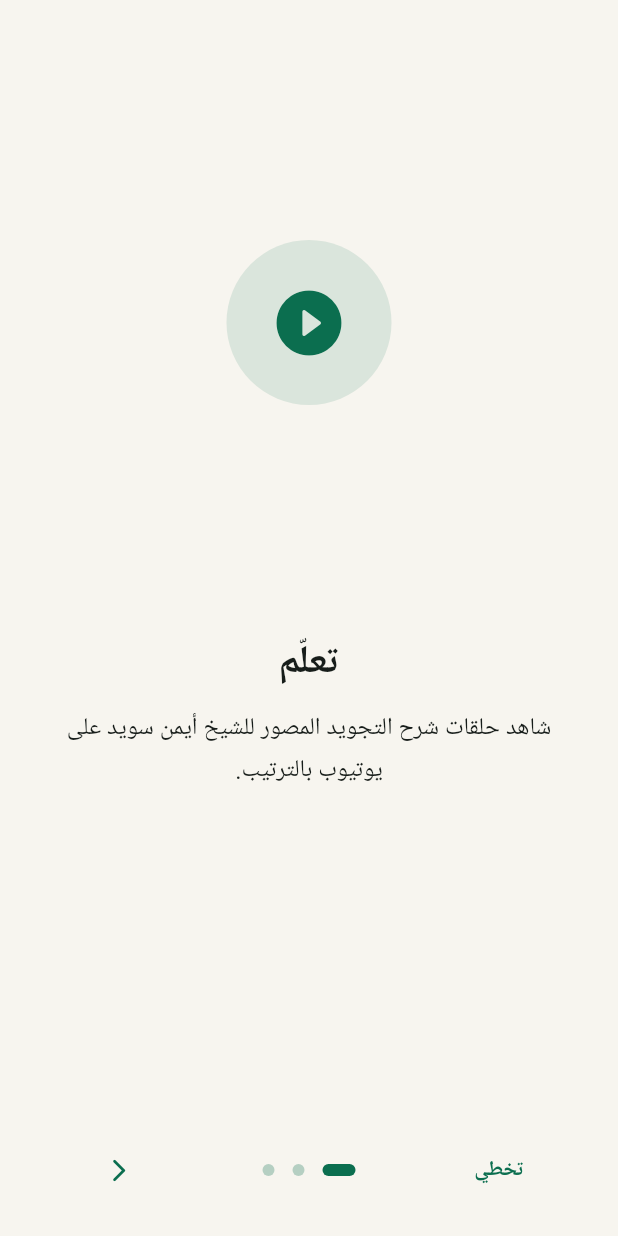
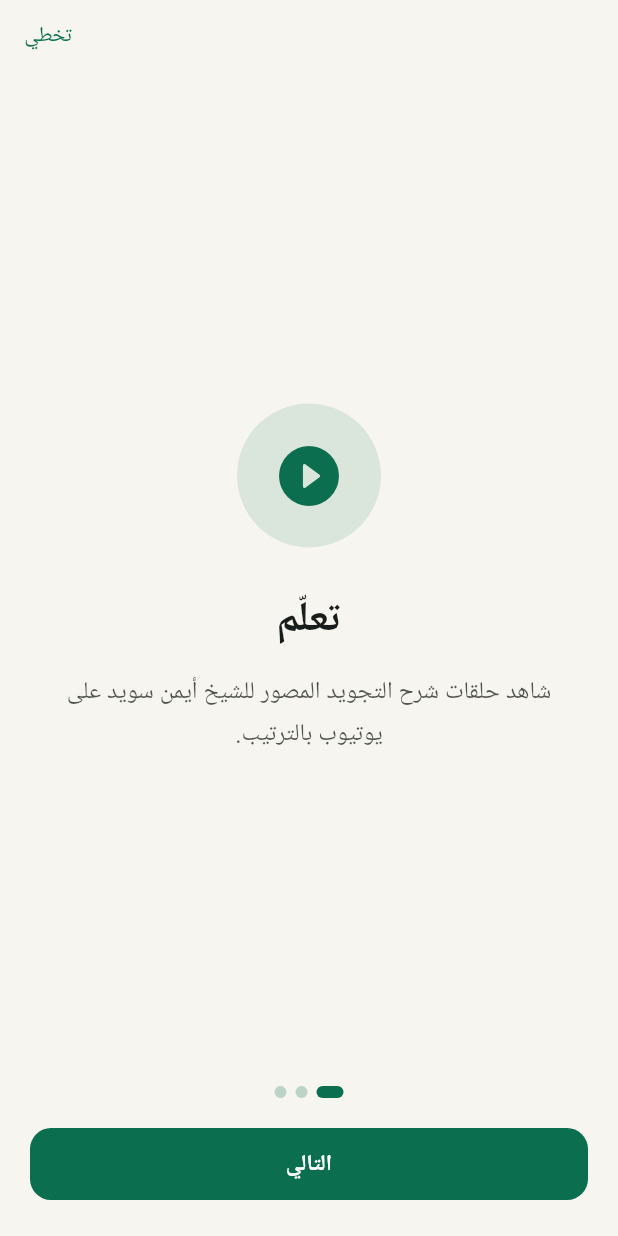
Before and after one commit to Mohammadzaza93/Holy-Quran, a Flutter app: the screen it shows after launch, on a phone screen of 412 x 824 dp. Run offline on Flutter 3.47's test engine with Material 3 defaults, Android fonts, the phone set to English and light mode, and no system bars; drawn by our look-alikes of introduction_screen; our stand-ins replace audioplayers, bot_toast, shared_preferences, shimmer, speech_to_text.

Commit message:
Revert to custom onboarding without introduction_screen

```diff
--- a/lib/screens/onboarding_screen.dart
+++ b/lib/screens/onboarding_screen.dart
@@ -1,96 +1,155 @@
 import 'package:flutter/material.dart';
-import 'package:introduction_screen/introduction_screen.dart';
 
 import '../services/storage_service.dart';
 import '../theme/app_theme.dart';
 import 'home_screen.dart';
 
-/// شاشة ترحيب لأول تشغيل باستخدام introduction_screen.
-class OnboardingScreen extends StatelessWidget {
+/// شاشة ترحيب لأول تشغيل: تعلّم → اختبر → سمّع.
+class OnboardingScreen extends StatefulWidget {
   const OnboardingScreen({super.key});
 
-  Future<void> _finish(BuildContext context) async {
+  @override
+  State<OnboardingScreen> createState() => _OnboardingScreenState();
+}
+
+class _OnboardingScreenState extends State<OnboardingScreen> {
+  final _page = PageController();
+  int _index = 0;
+
+  static const _pages = [
+    (
+      Icons.play_circle_fill_rounded,
+      'تعلّم',
+      'شاهد حلقات شرح التجويد المصور للشيخ أيمن سويد على يوتيوب بالترتيب.',
+    ),
+    (
+      Icons.quiz_rounded,
+      'اختبر',
+      'راجع أحكام التجويد برواية حفص عبر أسئلة متنوعة ومراجعة ذكية للأخطاء.',
+    ),
+    (
+      Icons.mic_rounded,
+      'سمّع',
+      'اقرأ الآية والتصحيح يتابعك كلمة بكلمة — مجاناً وعلى جهازك قدر الإمكان.',
+    ),
+  ];
+
+  Future<void> _finish() async {
     await StorageService.instance.setOnboardingDone(true);
-    if (!context.mounted) return;
+    if (!mounted) return;
     Navigator.of(context).pushReplacement(
       MaterialPageRoute(builder: (_) => const HomeScreen()),
     );
   }
 
-  PageViewModel _page({
-    required IconData icon,
-    required String title,
-    required String body,
-  }) {
-    return PageViewModel(
-      title: title,
-      body: body,
-      image: Center(
-        child: Container(
-          width: 110,
-          height: 110,
-          decoration: BoxDecoration(
-            color: AppColors.primary.withOpacity(0.12),
-            shape: BoxShape.circle,
-          ),
-          child: Icon(icon, size: 52, color: AppColors.primary),
-        ),
-      ),
-      decoration: const PageDecoration(
-        titleTextStyle: TextStyle(fontSize: 26, fontWeight: FontWeight.w800),
-        bodyTextStyle: TextStyle(fontSize: 16, height: 1.7),
-        imagePadding: EdgeInsets.only(top: 48),
-        bodyPadding: EdgeInsets.symmetric(horizontal: 20),
-        titlePadding: EdgeInsets.only(top: 24, bottom: 12),
-        pageColor: Colors.transparent,
-      ),
-    );
+  @override
+  void dispose() {
+    _page.dispose();
+    super.dispose();
   }
 
   @override
   Widget build(BuildContext context) {
-    return IntroductionScreen(
-      globalBackgroundColor: Theme.of(context).scaffoldBackgroundColor,
-      pages: [
-        _page(
-          icon: Icons.play_circle_fill_rounded,
-          title: 'تعلّم',
-          body:
-              'شاهد حلقات شرح التجويد المصور للشيخ أيمن سويد على يوتيوب بالترتيب.',
-        ),
-        _page(
-          icon: Icons.quiz_rounded,
-          title: 'اختبر',
-          body:
-              'راجع أحكام التجويد برواية حفص عبر أسئلة متنوعة ومراجعة ذكية للأخطاء.',
-        ),
-        _page(
-          icon: Icons.mic_rounded,
-          title: 'سمّع',
-          body:
-              'اقرأ الآية والتصحيح يتابعك كلمة بكلمة — مجاناً وعلى جهازك قدر الإمكان.',
-        ),
-      ],
-      onDone: () => _finish(context),
-      onSkip: () => _finish(context),
-      showSkipButton: true,
-      skip: const Text('تخطي', style: TextStyle(fontWeight: FontWeight.w600)),
-      next: const Icon(Icons.arrow_back_ios_new_rounded, size: 18),
-      done: const Text('ابدأ', style: TextStyle(fontWeight: FontWeight.w800)),
-      curve: Curves.easeOutCubic,
-      dotsDecorator: DotsDecorator(
-        size: const Size(8, 8),
-        activeSize: const Size(22, 8),
-        activeColor: AppColors.primary,
-        color: AppColors.primary.withOpacity(0.28),
-        activeShape: RoundedRectangleBorder(
-          borderRadius: BorderRadius.circular(8),
-        ),
-        shape: RoundedRectangleBorder(
-          borderRadius: BorderRadius.circular(8),
+    final last = _index == _pages.length - 1;
+    return Scaffold(
+      body: SafeArea(
+        child: Column(
+          children: [
+            Align(
+              alignment: AlignmentDirectional.centerEnd,
+              child: TextButton(
+                onPressed: _finish,
+                child: const Text('تخطي'),
+              ),
+            ),
+            Expanded(
+              child: PageView.builder(
+                controller: _page,
+                itemCount: _pages.length,
+                onPageChanged: (i) => setState(() => _index = i),
+                itemBuilder: (context, i) {
+                  final p = _pages[i];
+                  return Padding(
+                    padding: const EdgeInsets.symmetric(horizontal: 28),
+                    child: Column(
+                      mainAxisAlignment: MainAxisAlignment.center,
+                      children: [
+                        Container(
+                          width: 96,
+                          height: 96,
+                          decoration: BoxDecoration(
+                            color: AppColors.primary.withOpacity(0.12),
+                            shape: BoxShape.circle,
+                          ),
+                          child: Icon(p.$1, size: 48, color: AppColors.primary),
+                        ),
+                        const SizedBox(height: 28),
+                        Text(
+                          p.$2,
+                          style: const TextStyle(
+                            fontSize: 28,
+                            fontWeight: FontWeight.w800,
+                          ),
+                        ),
+                        const SizedBox(height: 14),
+                        Text(
+                          p.$3,
+                          textAlign: TextAlign.center,
+                          style: TextStyle(
+                            fontSize: 16,
+                            height: 1.7,
+                            color: Theme.of(context)
+                                .colorScheme
+                                .onSurface
+                                .withOpacity(0.75),
+                          ),
+                        ),
+                      ],
+                    ),
+                  );
+                },
+              ),
+            ),
+            Row(
+              mainAxisAlignment: MainAxisAlignment.center,
+              children: [
+                for (var i = 0; i < _pages.length; i++)
+                  Container(
+                    width: i == _index ? 18 : 8,
+                    height: 8,
+                    margin: const EdgeInsets.symmetric(horizontal: 3),
+                    decoration: BoxDecoration(
+                      color: i == _index
+                          ? AppColors.primary
+                          : AppColors.primary.withOpacity(0.25),
+                      borderRadius: BorderRadius.circular(8),
+                    ),
+                  ),
+              ],
+            ),
+            const SizedBox(height: 20),
+            Padding(
+              padding: const EdgeInsets.fromLTRB(20, 0, 20, 24),
+              child: SizedBox(
+                width: double.infinity,
+                child: FilledButton(
+                  onPressed: () {
+                    if (last) {
+                      _finish();
+                    } else {
+                      _page.nextPage(
+                        duration: const Duration(milliseconds: 280),
+                        curve: Curves.easeOut,
+                      );
+                    }
+                  },
+                  child: Text(last ? 'ابدأ' : 'التالي'),
+                ),
+              ),
+            ),
+          ],
         ),
       ),
-      controlsPadding: const EdgeInsets.fromLTRB(16, 8, 16, 20),
     );
   }
 }
```
